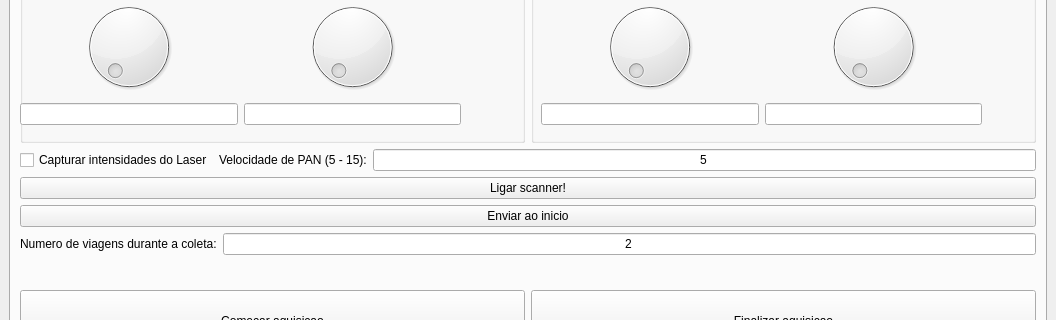
Before: the Qt Designer form scanner_gui/ui/main_window.ui in viniciusvidal2/scanner-laser, drawn with Qt 5; both pictures show x 0 to 1056 and y 209 to 529 of the 1056 by 688 pixel window.
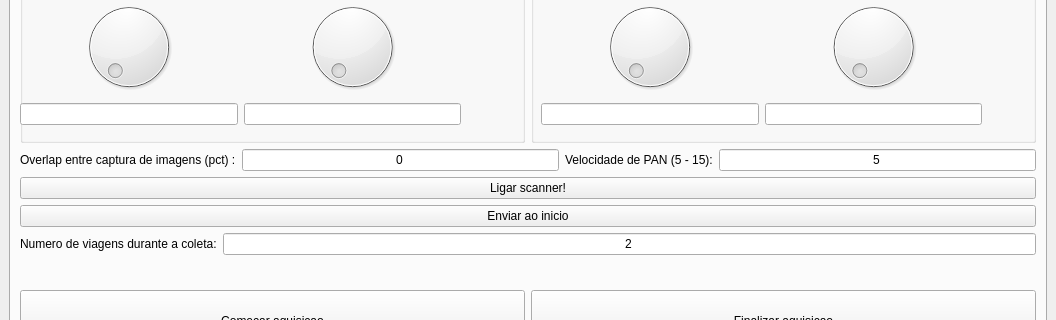
After: the same form once the commit is applied. Icons and pictures are not drawn.

What changed in the file:
```diff
--- a/scanner_gui/ui/main_window.ui
+++ b/scanner_gui/ui/main_window.ui
@@ -201,9 +201,19 @@
           <item>
            <layout class="QHBoxLayout" name="horizontalLayout_6">
             <item>
-             <widget class="QCheckBox" name="checkBox_intensidades">
+             <widget class="QLabel" name="label_11">
               <property name="text">
-               <string>Capturar intensidades do Laser</string>
+               <string>Overlap entre captura de imagens (pct) :</string>
+              </property>
+             </widget>
+            </item>
+            <item>
+             <widget class="QLineEdit" name="lineEdit_overlap">
+              <property name="text">
+               <string>0</string>
+              </property>
+              <property name="alignment">
+               <set>Qt::AlignCenter</set>
               </property>
              </widget>
             </item>
```
